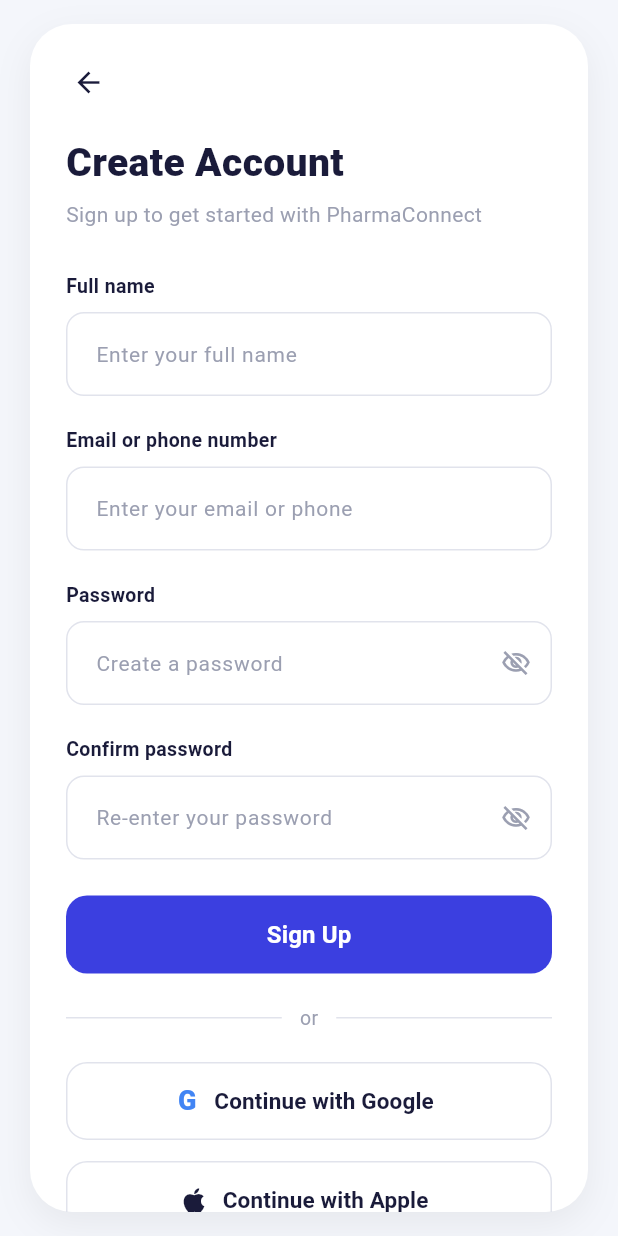
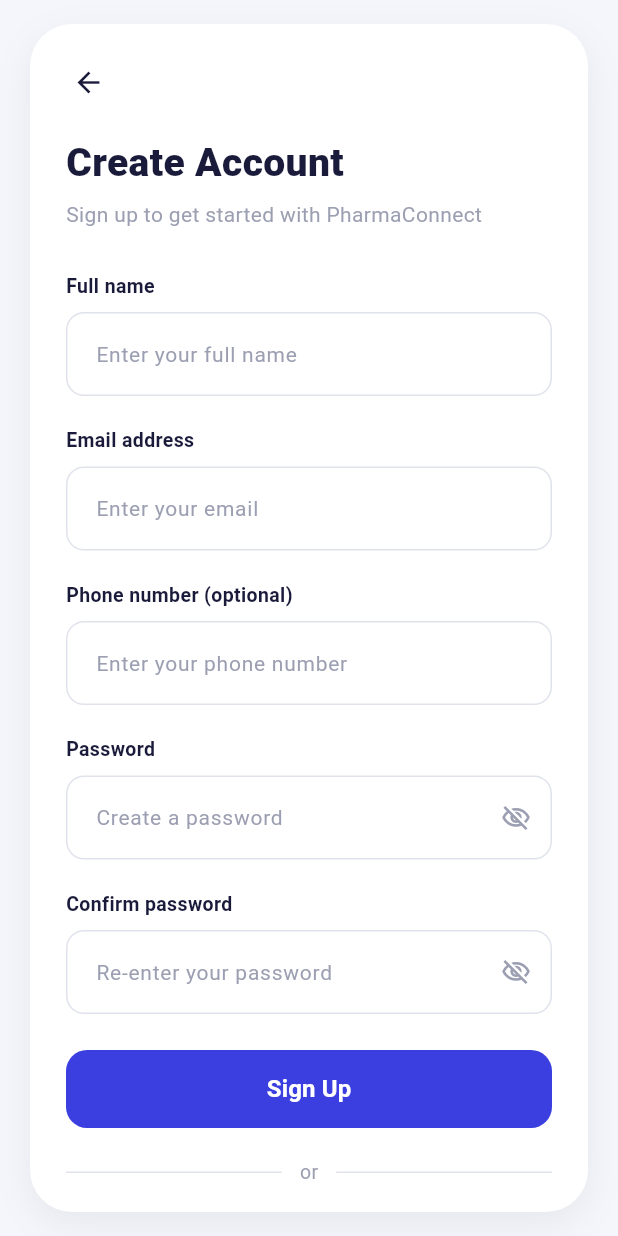
Before and after one commit to isharpz007/Ehije-pharma-connect, a Flutter app: the SignUpScreen screen opened directly, on a phone screen of 412 x 824 dp. Run offline on Flutter 3.47's test engine with Material 3 defaults, Android fonts, the phone set to English and light mode, and no system bars.

Commit message:
Update app

```diff
--- a/lib/sign_up_screen.dart
+++ b/lib/sign_up_screen.dart
@@ -19,6 +19,7 @@
 
   final _nameController = TextEditingController();
   final _emailController = TextEditingController();
+  final _phoneController = TextEditingController();
   final _passwordController = TextEditingController();
   final _confirmPasswordController = TextEditingController();
   bool _obscurePassword = true;
@@ -54,6 +55,7 @@
       name: name,
       emailOrPhone: email,
       password: password,
+      phone: _phoneController.text.trim().isEmpty ? null : _phoneController.text.trim(),
     );
 
     if (!mounted) return;
@@ -73,6 +75,7 @@
   void dispose() {
     _nameController.dispose();
     _emailController.dispose();
+    _phoneController.dispose();
     _passwordController.dispose();
     _confirmPasswordController.dispose();
     super.dispose();
@@ -175,12 +178,22 @@
                   const SizedBox(height: 20),
 
                   // Email field
-                  _fieldLabel('Email or phone number'),
+                  _fieldLabel('Email address'),
                   const SizedBox(height: 8),
                   TextField(
                     controller: _emailController,
                     keyboardType: TextInputType.emailAddress,
-                    decoration: _fieldDecoration('Enter your email or phone'),
+                    decoration: _fieldDecoration('Enter your email'),
+                  ),
+                  const SizedBox(height: 20),
+
+                  // Phone field
+                  _fieldLabel('Phone number (optional)'),
+                  const SizedBox(height: 8),
+                  TextField(
+                    controller: _phoneController,
+                    keyboardType: TextInputType.phone,
+                    decoration: _fieldDecoration('Enter your phone number'),
                   ),
                   const SizedBox(height: 20),
 
```
Also changed, not shown: lib/auth/auth_service.dart (+9 -1 lines), lib/profile_screen.dart (+7 -0 lines).
